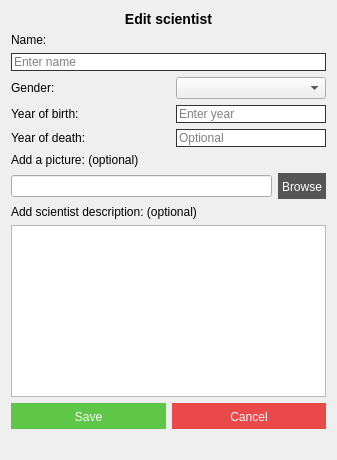
Before: the Qt Designer form VL1-project/editscientistwindow.ui in birkirk/vln1-35, drawn with Qt 5.
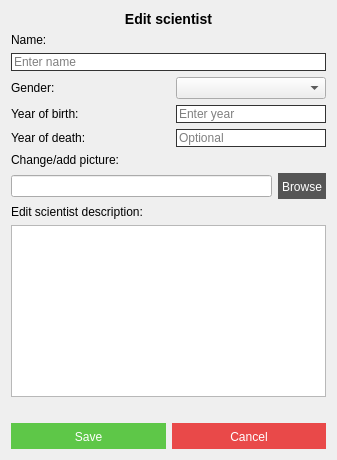
After: the same form once the commit is applied.

Diff of the .ui file:
```diff
--- a/VL1-project/editscientistwindow.ui
+++ b/VL1-project/editscientistwindow.ui
@@ -167,7 +167,7 @@
       </font>
      </property>
      <property name="text">
-      <string>Add a picture: (optional)</string>
+      <string>Change/add picture:</string>
      </property>
     </widget>
    </item>
@@ -211,7 +211,7 @@
    <item>
     <widget class="QLabel" name="label_addsci_description">
      <property name="text">
-      <string>Add scientist description: (optional)</string>
+      <string>Edit scientist description:</string>
      </property>
     </widget>
    </item>
@@ -245,45 +245,7 @@
     </widget>
    </item>
    <item>
-    <layout class="QHBoxLayout" name="horizontalLayout">
-     <item>
-      <widget class="QPushButton" name="button_editsci_save">
-       <property name="cursor">
-        <cursorShape>PointingHandCursor</cursorShape>
-       </property>
-       <property name="styleSheet">
-        <string notr="true">border: 0px solid #333;
-padding: 7px 0 5px 0;
-background-color: #5EC748;
-color: #fff;
-font: 13pt &quot;Helvetica&quot;;</string>
-       </property>
-       <property name="text">
-        <string>Save</string>
-       </property>
-      </widget>
-     </item>
-     <item>
-      <widget class="QPushButton" name="button_editsci_cancel">
-       <property name="cursor">
-        <cursorShape>PointingHandCursor</cursorShape>
-       </property>
-       <property name="styleSheet">
-        <string notr="true">border: 0px solid #333;
-padding: 7px 0 5px 0;
-background-color: #E94949;
-color: #fff;
-font: 13pt &quot;Helvetica&quot;;</string>
-       </property>
-       <property name="text">
-        <string>Cancel</string>
-       </property>
-      </widget>
-     </item>
-    </layout>
-   </item>
-   <item>
-    <widget class="QLabel" name="label_addsci_status">
+    <widget class="QLabel" name="label_editsci_status">
      <property name="maximumSize">
       <size>
        <width>16777215</width>
@@ -305,6 +267,44 @@
      </property>
     </widget>
    </item>
+   <item>
+    <layout class="QHBoxLayout" name="horizontalLayout">
+     <item>
+      <widget class="QPushButton" name="button_editsci_save">
+       <property name="cursor">
+        <cursorShape>PointingHandCursor</cursorShape>
+       </property>
+       <property name="styleSheet">
+        <string notr="true">border: 0px solid #333;
+padding: 7px 0 5px 0;
+background-color: #5EC748;
+color: #fff;
+font: 13pt &quot;Helvetica&quot;;</string>
+       </property>
+       <property name="text">
+        <string>Save</string>
+       </property>
+      </widget>
+     </item>
+     <item>
+      <widget class="QPushButton" name="button_editsci_cancel">
+       <property name="cursor">
+        <cursorShape>PointingHandCursor</cursorShape>
+       </property>
+       <property name="styleSheet">
+        <string notr="true">border: 0px solid #333;
+padding: 7px 0 5px 0;
+background-color: #E94949;
+color: #fff;
+font: 13pt &quot;Helvetica&quot;;</string>
+       </property>
+       <property name="text">
+        <string>Cancel</string>
+       </property>
+      </widget>
+     </item>
+    </layout>
+   </item>
   </layout>
  </widget>
  <resources/>
```
